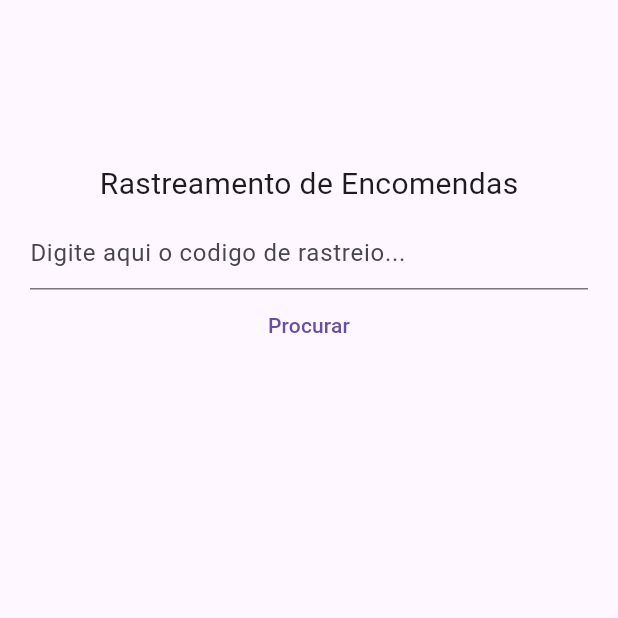
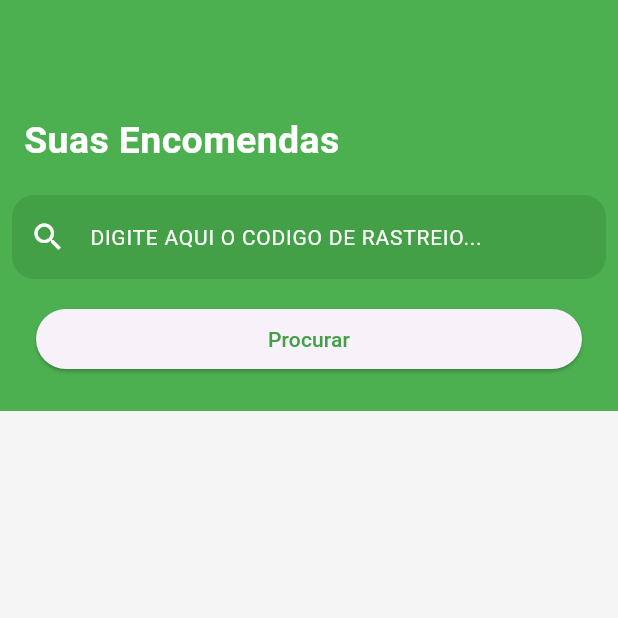
Before and after one commit to luisfeliperamalho/TrackPackageApp, a Flutter app: the screen it shows after launch, on a phone screen of 412 x 824 dp, the top half of it. Run offline on Flutter 3.47's test engine with Material 3 defaults, Android fonts, the light colour scheme and no system bars; our stand-ins replace get, shared_preferences.

Commit message:
ajustes finais

```diff
--- a/lib/app/core/constants/app_strings.dart
+++ b/lib/app/core/constants/app_strings.dart
@@ -4,5 +4,6 @@ class AppStrings {
       "Digite aqui o codigo de rastreio...";
   static const String rastreamento_de_encomendas = "Rastreamento de Encomendas";
   static const String voltar = "Voltar";
-
+  static const String suas_encomendas = "Suas Encomendas";
+  static const String objeto_nao_encontrado = "Objeto não encontrado.";
 }
--- a/lib/app/core/routes/app_pages.dart
+++ b/lib/app/core/routes/app_pages.dart
@@ -14,7 +14,7 @@ class AppPages {
     ),
     GetPage(
       name: AppRoutes.detail,
-      page: () => const DetailPackagePage(),
+      page: () => DetailPackagePage(),
     ),
   ];
 }
--- a/lib/app/features/search_package/view/search_package_page.dart
+++ b/lib/app/features/search_package/view/search_package_page.dart
@@ -1,11 +1,11 @@
-import 'dart:ffi';
-
 import 'package:flutter/material.dart';
 import 'package:get/get.dart';
 import 'package:track_package_app/app/data/models/package_model.dart';
 import '../../../core/constants/app_strings.dart';
 import '../../widgets/title_widget.dart';
+import '../../widgets/top_app_bar_widget.dart';
 import '../controller/search_controller.dart';
+import 'loading.dart';
 
 class SearchPackagePage extends StatefulWidget {
   const SearchPackagePage({super.key});
@@ -26,35 +26,52 @@ class _SearchPackagePageState extends State<SearchPackagePage> {
   @override
   Widget build(BuildContext context) {
     Get.lazyPut(() => SearchPackageController());
+    controller.loading = Loading(context);
 
     return Scaffold(
-      body: Container(
-        padding: const EdgeInsets.symmetric(vertical: 100, horizontal: 20),
+      backgroundColor: Colors.grey[100],
+      body: Column(
+        children: [
+          TopAppBarWidget(
+            widgets: [
+              const Padding(
+                padding: EdgeInsets.all(8.0),
+                child: Align(
+                  alignment: Alignment.topLeft,
                   child: Column(
-          mainAxisAlignment: MainAxisAlignment.center,
-          crossAxisAlignment: CrossAxisAlignment.center,
+                    crossAxisAlignment: CrossAxisAlignment.start,
                     children: [
-            const TitleWidget(title: AppStrings.rastreamento_de_encomendas),
+                      TitleWidget(title: AppStrings.suas_encomendas),
+                    ],
+                  ),
+                ),
+              ),
               Form(
                 key: controller.formKey,
-              child: TextFormField(
-                controller: controller.codePackage,
-                decoration: const InputDecoration(
-                  hintText: AppStrings.digite_aqui_o_codigo_de_rastreio,
+                child: buildPesquisar(),
               ),
-                validator: (value) {
-                  if (value == null || value.isEmpty) {
-                    return 'Campo obrigatorio';
+              Padding(
+                padding: const EdgeInsets.all(16.0),
+                child: SizedBox(
+                  width: double.infinity,
+                  child: ElevatedButton(
+                    onPressed: () {
+                      if (controller.formKey.currentState!.validate()) {
+                        controller.search();
                       }
-                  return null;
                     },
+                    child: Text(
+                      AppStrings.procurar,
+                      style: TextStyle(color: Colors.green[600]),
                     ),
                   ),
-            TextButton(
-              onPressed: () => controller.search(),
-              child: const Text(AppStrings.procurar),
                 ),
-            Obx(
+              ),
+            ],
+          ),
+          Padding(
+            padding: const EdgeInsets.all(10.0),
+            child: Obx(
               () => Expanded(
                 child: ListView.separated(
                   shrinkWrap: true,
@@ -64,6 +81,11 @@ class _SearchPackagePageState extends State<SearchPackagePage> {
                     Package package = controller.packages[index];
                     return GestureDetector(
                       onTap: () => controller.openPackage(package),
+                      child: Container(
+                        decoration: BoxDecoration(
+                          borderRadius: BorderRadius.circular(10),
+                          color: Colors.white,
+                        ),
                         child: ListTile(
                           title: Text(
                             package.codigo!,
@@ -76,6 +98,7 @@ class _SearchPackagePageState extends State<SearchPackagePage> {
                             icon: const Icon(Icons.delete),
                           ),
                         ),
+                      ),
                     );
                   },
                   separatorBuilder: (context, index) => const Divider(
@@ -84,8 +107,57 @@ class _SearchPackagePageState extends State<SearchPackagePage> {
                 ),
               ),
             ),
+          ),
         ],
       ),
+    );
+  }
+
+  Widget buildPesquisar() {
+    final border = OutlineInputBorder(
+        borderRadius: BorderRadius.circular(15),
+        borderSide: const BorderSide(
+          color: Colors.transparent,
+          width: 0,
+        ));
+
+    return Container(
+      padding: const EdgeInsets.only(top: 10),
+      width: double.infinity,
+      child: TextFormField(
+        controller: controller.codePackage,
+        style: const TextStyle(
+          color: Colors.white,
+          decoration: TextDecoration.none,
+          decorationThickness: 0,
+        ),
+        decoration: InputDecoration(
+          hintText: AppStrings.digite_aqui_o_codigo_de_rastreio.toUpperCase(),
+          hintStyle: const TextStyle(
+            color: Colors.white,
+            fontSize: 14,
+          ),
+          focusColor: Colors.white,
+          prefixIcon: const Icon(
+            Icons.search,
+            color: Color(0xFFFFFFFF),
+          ),
+          counterText: "",
+          fillColor: Colors.green[600],
+          filled: true,
+          border: border,
+          enabledBorder: border,
+          disabledBorder: border,
+          focusedBorder: border,
+          hoverColor: Colors.white,
+        ),
+        validator: (value) {
+          if (value == null || value.isEmpty) {
+            return 'Campo obrigatorio';
+          }
+          return null;
+        },
+        onChanged: (value) {},
       ),
     );
   }
--- a/lib/app/features/widgets/title_widget.dart
+++ b/lib/app/features/widgets/title_widget.dart
@@ -6,12 +6,10 @@ class TitleWidget extends StatelessWidget {
 
   @override
   Widget build(BuildContext context) {
-    return Padding(
-      padding: const EdgeInsets.all(8.0),
-      child: Text(
-        title,
-        style: const TextStyle(fontSize: 20),
-      ),
+    return Text(
+      title,
+      style: const TextStyle(
+          color: Colors.white, fontSize: 25, fontWeight: FontWeight.bold),
     );
   }
 }
--- /dev/null
+++ b/lib/app/features/widgets/top_app_bar_widget.dart
@@ -0,0 +1,26 @@
+import 'package:flutter/material.dart';
+
+class TopAppBarWidget extends StatelessWidget {
+  final List<Widget> widgets;
+  const TopAppBarWidget({super.key, required this.widgets});
+
+  @override
+  Widget build(BuildContext context) {
+    return Container(
+      decoration: const BoxDecoration(
+        color: Color(0xFF4CAF50),
+      ),
+      child: Padding(
+        padding: const EdgeInsets.all(8.0),
+        child: Column(
+          children: [
+            const SizedBox(height: 60),
+            Column(
+              children: widgets,
+            ),
+          ],
+        ),
+      ),
+    );
+  }
+}
--- a/lib/main.dart
+++ b/lib/main.dart
@@ -15,6 +15,7 @@ class MyApp extends StatelessWidget {
   Widget build(BuildContext context) {
     return GetMaterialApp(
       title: 'TrackPackage',
+      debugShowCheckedModeBanner: false,
       theme: ThemeData(
         primarySwatch: Colors.blue,
       ),
```
Also changed, not shown: lib/app/features/search_package/controller/search_controller.dart (+14 -2 lines), lib/app/features/search_package/view/detail_package.dart (+43 -17 lines), lib/app/features/search_package/view/loading.dart (added, +62 -0 lines), lib/app/features/widgets/dialog_widget.dart (added, +93 -0 lines). Lines whose indentation alone changed are shown as unchanged.
